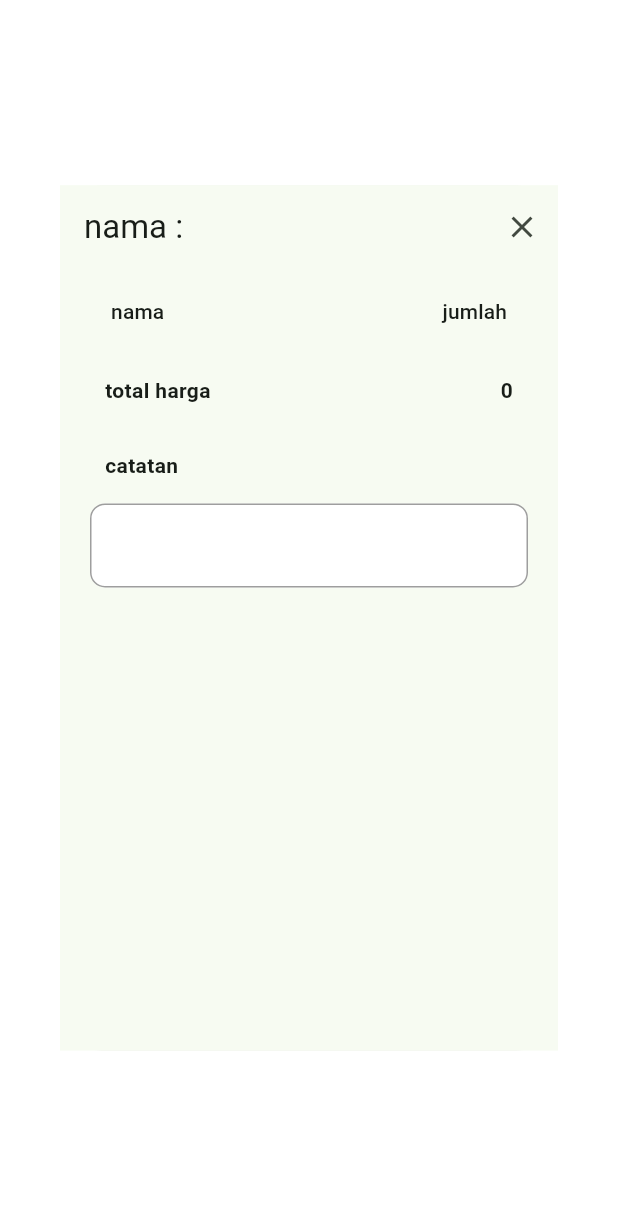
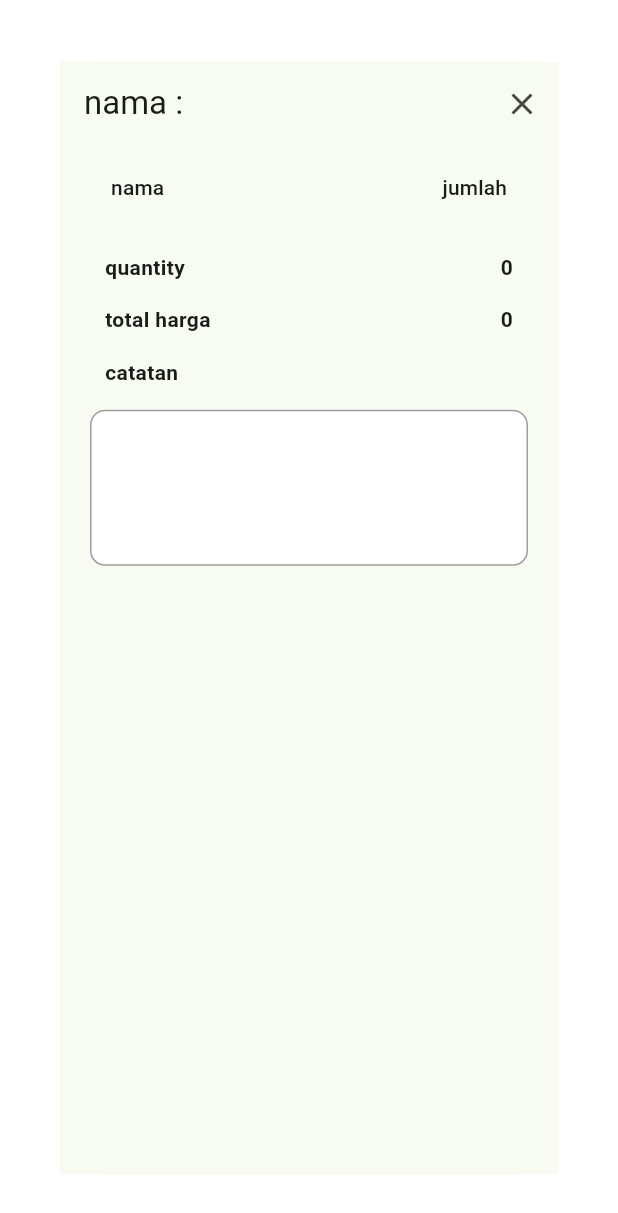
Before and after one commit to k1s6/orderinv2-mobile, a Flutter app: the SecondPageDialog screen opened directly with empty values, on a phone screen of 412 x 824 dp. Shown: the top 1213 px of the screen. Run offline on Flutter 3.47's test engine with Material 3 defaults, Android fonts, the light colour scheme and no system bars; our stand-ins replace cloud_firestore, firebase_auth, firebase_core, firebase_storage, fluttertoast, get and 2 more; missing offline and left inert: d_method; accounts and stored records are empty; network calls fail.

Commit message:
new updates

```diff
--- a/lib/Widget/ListCardPesanan.dart
+++ b/lib/Widget/ListCardPesanan.dart
@@ -204,7 +204,7 @@ class _SecondPageDialogState extends State<SecondPageDialog> {
         width:
             MediaQuery.of(context).size.width * 0.9, // 90% of the screen width
         height: MediaQuery.of(context).size.height *
-            0.7, // 90% of the screen height
+            0.9, // 90% of the screen height
         child: Scaffold(
           appBar: AppBar(
             title: Text("nama : ${widget.dataList.nama}"),
@@ -278,6 +278,22 @@ class _SecondPageDialogState extends State<SecondPageDialog> {
                       child: Row(
                         children: [
                           Text(
+                            'quantity',
+                            style: TextStyle(fontWeight: FontWeight.bold),
+                          ),
+                          Expanded(child: SizedBox()),
+                          Text(
+                            '${widget.dataList.jumlah}',
+                            style: TextStyle(fontWeight: FontWeight.bold),
+                          )
+                        ],
+                      ),
+                    ),
+                    Padding(
+                      padding: EdgeInsets.only(left: 30, right: 30),
+                      child: Row(
+                        children: [
+                          Text(
                             'total harga',
                             style: TextStyle(fontWeight: FontWeight.bold),
                           ),
@@ -303,11 +319,13 @@ class _SecondPageDialogState extends State<SecondPageDialog> {
                   children: [
                     Padding(
                       padding: const EdgeInsets.symmetric(horizontal: 20),
+                      child: Scrollbar(
+
                         child: TextField(
                             readOnly: true,
                             controller: _controller,
                             obscureText: false,
-                          maxLines: null,
+                            maxLines: 3,
                             decoration: InputDecoration(
                               fillColor: Colors.white,
                               filled: true,
@@ -323,6 +341,7 @@ class _SecondPageDialogState extends State<SecondPageDialog> {
                               // prefixIcon: widget.icon,
                               // suffixIcon: widget.hinttxt == "Password"
                             )),
+                      ),
                     ),
                   ],
                 ),
@@ -403,7 +422,7 @@ class _SecondPageDialogState extends State<SecondPageDialog> {
                     ),
                   ],
                 ),
-                Padding(padding: EdgeInsets.only(bottom: 60), child: SizedBox())
+                Padding(padding: EdgeInsets.only(bottom: 30), child: SizedBox())
               ],
             ),
           ),
--- a/lib/configuration/Constant.dart
+++ b/lib/configuration/Constant.dart
@@ -1,5 +1,6 @@
 class OrderinAppConstant {
-  static String baseURL = "http://192.168.1.36:8000/api/apimobileorderin";
+  static String baseURL = "https://orderin.tifnganjuk.com/api/apimobileorderin";
+  // static String baseURL = "http://192.168.1.36:8000/api/apimobileorderin";
   static String productgetURL = '${OrderinAppConstant.baseURL}/dataproduct';
   static String productgetfindURL = '${OrderinAppConstant.baseURL}/findproduct';
   static String uploadURL = '${OrderinAppConstant.baseURL}/uploadproduct';
--- a/lib/model/Product.dart
+++ b/lib/model/Product.dart
@@ -8,7 +8,8 @@ class Product {
   num kodeProduct;
   String namaProduct;
   String gambarProduct;
-  num hargaProduct;
+  String hargaProduct;
+  // num hargaProduct;
   String stockProduct;
   String jenisProduct;
   String descProduct;
@@ -31,7 +32,8 @@ class Product {
         kodeProduct: json["kode_product"],
         namaProduct: json["nama_product"],
         gambarProduct: json["gambar_product"],
-        hargaProduct: json["harga_product"]?.toDouble(),
+        hargaProduct: json["harga_product"],
+        // hargaProduct: json["harga_product"]?.toDouble(),
         stockProduct: json["stock_product"],
         jenisProduct: json["jenis_product"],
         descProduct: json["deskripsi"],
--- a/lib/pages/PageListMinuman.dart
+++ b/lib/pages/PageListMinuman.dart
@@ -57,6 +57,7 @@ class _PageMinumanState extends State<PageMinuman> {
           List<dynamic> data = responseData['data'];
 
           listProd = data.map((item) => Product.fromJson(item)).toList();
+
         } else if (responseData['status'] == 'fail') {
           print(responseData['message']);
           isDataNotEmpty = false;
```
Also changed, not shown: lib/pages/PageListMakanan.dart (+10 -1 lines), lib/pages/PagePesanan.dart (+9 -2 lines). Lines whose indentation alone changed are shown as unchanged.
